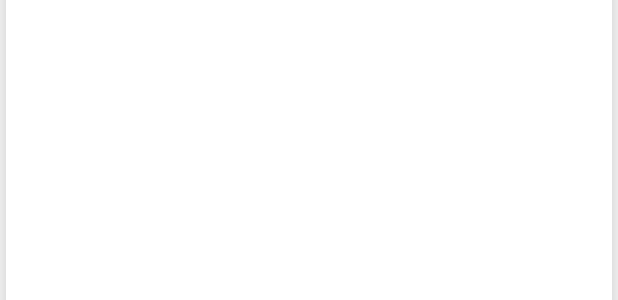
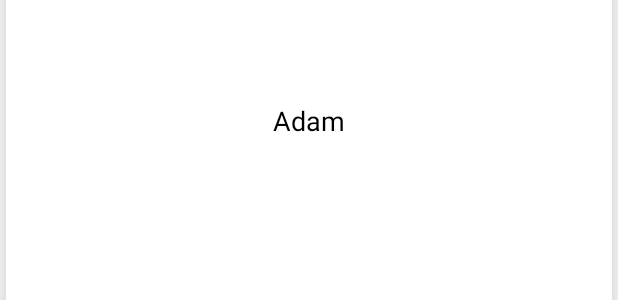
Before and after one commit to codepath/android-lollipop-exercise, an Android app: the layout item_contact.xml on its own in the app's theme, with its tools: preview values and no code run, on a phone screen of 412 x 824 dp. Shown: the part 179-479 px from the top of the screen. Run offline under Robolectric (Android 15) with nearby library versions, the phone set to English and light mode, and no system bars.

Commit message:
Trying to understand why we need this extra View.

```diff
--- a/app/src/main/res/layout/item_contact.xml
+++ b/app/src/main/res/layout/item_contact.xml
@@ -1,5 +1,6 @@
 <android.support.v7.widget.CardView xmlns:card_view="http://schemas.android.com/apk/res-auto"
     xmlns:android="http://schemas.android.com/apk/res/android"
+    xmlns:tools="http://schemas.android.com/tools"
     android:id="@+id/cvRoot"
     android:layout_marginLeft="@dimen/grid_margin"
     android:layout_marginRight="@dimen/grid_margin"
@@ -26,17 +27,14 @@
             android:layout_width="match_parent"
             android:layout_height="@dimen/palette_height">
 
-            <View
-                android:id="@+id/vPalette"
-                android:layout_width="match_parent"
-                android:layout_height="match_parent" />
-
             <TextView
                 android:id="@+id/tvName"
-                android:layout_width="wrap_content"
-                android:layout_height="wrap_content"
+                android:layout_width="match_parent"
+                android:layout_height="match_parent"
                 android:layout_centerInParent="true"
                 android:textSize="@dimen/contact_text_size"
+                android:gravity="center"
+                tools:text="Adam"
                 android:textColor="@android:color/black" />
         </RelativeLayout>
     </LinearLayout>
```
